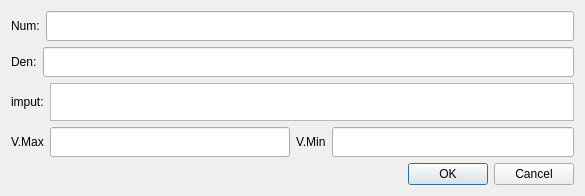
This is uis/dialog_tfunc.ui in josuemoraisgh/EININDII00_ProcessSimul as Qt 5 draws it before an edit. The edited form follows.
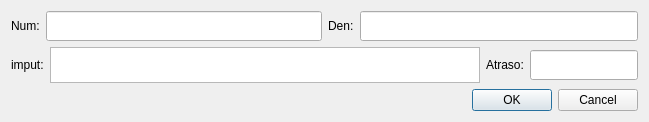
This is the edited form. Custom widgets are drawn as their Qt base class.

The edit to the form file:
```diff
--- a/uis/dialog_tfunc.ui
+++ b/uis/dialog_tfunc.ui
@@ -9,8 +9,8 @@
    <rect>
     <x>0</x>
     <y>0</y>
-    <width>585</width>
-    <height>196</height>
+    <width>649</width>
+    <height>122</height>
    </rect>
   </property>
   <property name="windowTitle">
@@ -18,6 +18,8 @@
   </property>
   <layout class="QVBoxLayout" name="verticalLayout">
    <item>
+    <layout class="QHBoxLayout" name="horizontalLayout_5">
+     <item>
     <layout class="QHBoxLayout" name="horizontalLayout">
      <item>
       <widget class="QLabel" name="label">
@@ -71,6 +73,10 @@
      </item>
     </layout>
    </item>
+    </layout>
+   </item>
+   <item>
+    <layout class="QHBoxLayout" name="horizontalLayout_6">
    <item>
     <layout class="QHBoxLayout" name="horizontalLayout_3">
      <item>
@@ -83,7 +89,7 @@
      <item>
       <widget class="SmartTextEdit" name="lineEditInput">
        <property name="sizePolicy">
-        <sizepolicy hsizetype="Expanding" vsizetype="Minimum">
+          <sizepolicy hsizetype="Expanding" vsizetype="Expanding">
          <horstretch>0</horstretch>
          <verstretch>0</verstretch>
         </sizepolicy>
@@ -98,55 +104,26 @@
      </item>
     </layout>
    </item>
-   <item>
-    <layout class="QHBoxLayout" name="horizontalLayout_6">
      <item>
       <layout class="QHBoxLayout" name="horizontalLayout_4">
        <item>
         <widget class="QLabel" name="label_4">
          <property name="text">
-          <string>V.Max</string>
+          <string>Atraso:</string>
          </property>
         </widget>
        </item>
        <item>
         <widget class="QLineEdit" name="lineEditVMax">
          <property name="sizePolicy">
-          <sizepolicy hsizetype="MinimumExpanding" vsizetype="MinimumExpanding">
+          <sizepolicy hsizetype="Fixed" vsizetype="Fixed">
            <horstretch>0</horstretch>
            <verstretch>0</verstretch>
           </sizepolicy>
          </property>
          <property name="minimumSize">
           <size>
-           <width>100</width>
-           <height>30</height>
-          </size>
-         </property>
-        </widget>
-       </item>
-      </layout>
-     </item>
-     <item>
-      <layout class="QHBoxLayout" name="horizontalLayout_5">
-       <item>
-        <widget class="QLabel" name="label_5">
-         <property name="text">
-          <string>V.Min</string>
-         </property>
-        </widget>
-       </item>
-       <item>
-        <widget class="QLineEdit" name="lineEditVMin">
-         <property name="sizePolicy">
-          <sizepolicy hsizetype="MinimumExpanding" vsizetype="MinimumExpanding">
-           <horstretch>0</horstretch>
-           <verstretch>0</verstretch>
-          </sizepolicy>
-         </property>
-         <property name="minimumSize">
-          <size>
-           <width>100</width>
+           <width>50</width>
            <height>30</height>
           </size>
          </property>
```
Left out of the diff: 2 changed lines with no effect on the pictures. Lines whose indentation alone changed are shown as unchanged.
